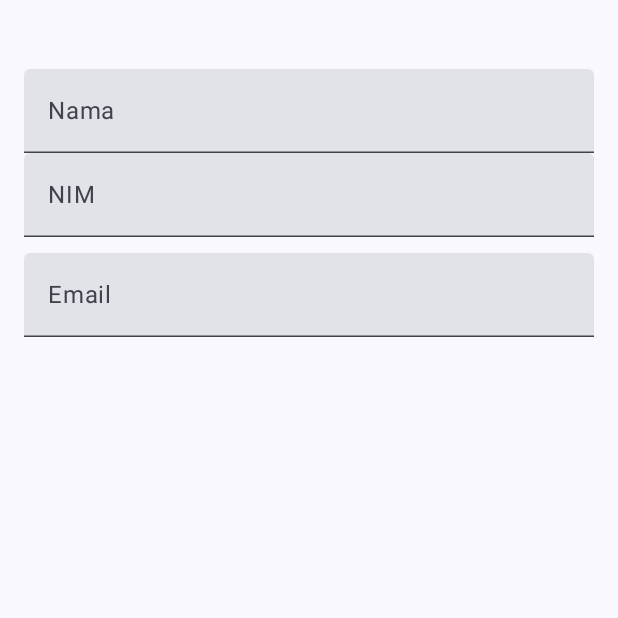
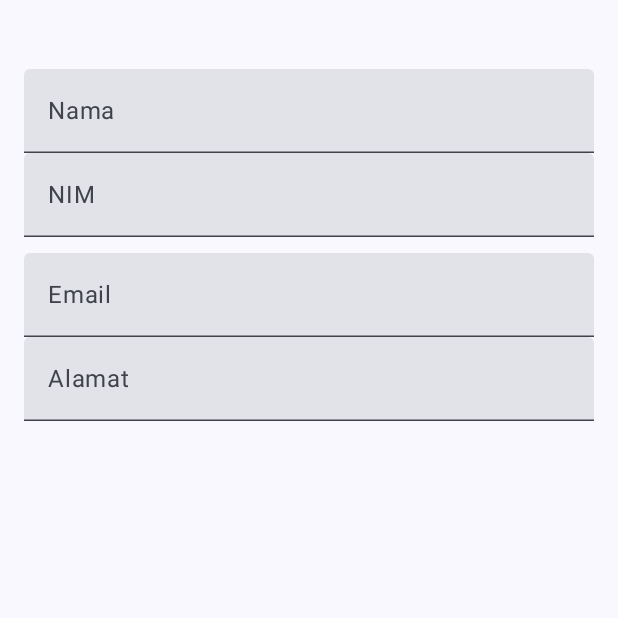
Before and after one commit to Alan21103/QuestNavigasiMVVM_127, an Android app built with Jetpack Compose: the composable FormulirView called with empty values, on a phone screen of 412 x 824 dp, the top half of it. Run offline under Robolectric (Android 15) with nearby library versions, the phone set to English and light mode, and no system bars.

Commit message:
Menambahkan Placeholder Alamat untuk menginputkan data alamat

```diff
--- a/app/src/main/java/com/example/questnavigasimvvm_127/ui/view/FormulirView.kt
+++ b/app/src/main/java/com/example/questnavigasimvvm_127/ui/view/FormulirView.kt
@@ -91,5 +91,16 @@ fun FormulirView(
             keyboardOptions = KeyboardOptions(keyboardType = KeyboardType.Email)
         )
 
+        TextField(
+            value = alamat,
+            onValueChange = {alamat = it},
+            label = {
+                Text(text = "Alamat")
+            },
+            placeholder = {
+                Text(text = "Isi Alamat Anda")
+            },
+            modifier = Modifier.fillMaxWidth()
+        )
     }
 }
```
